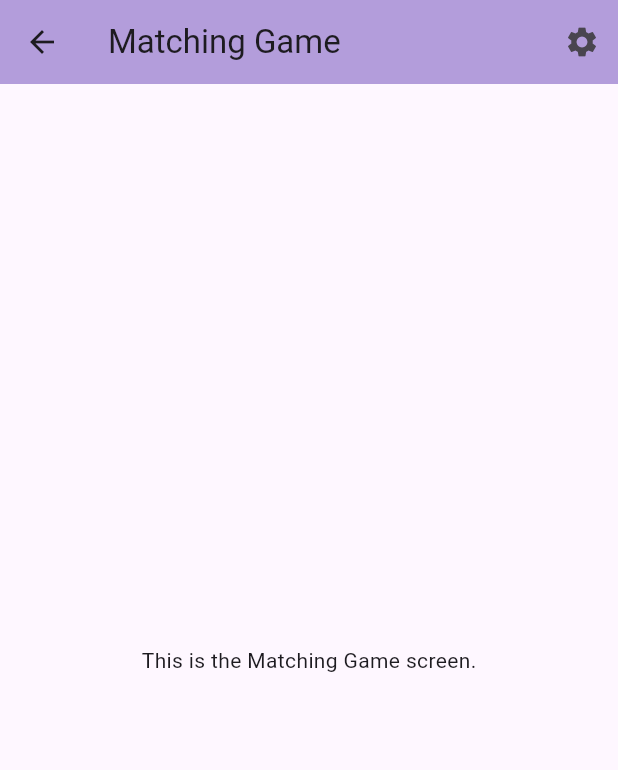
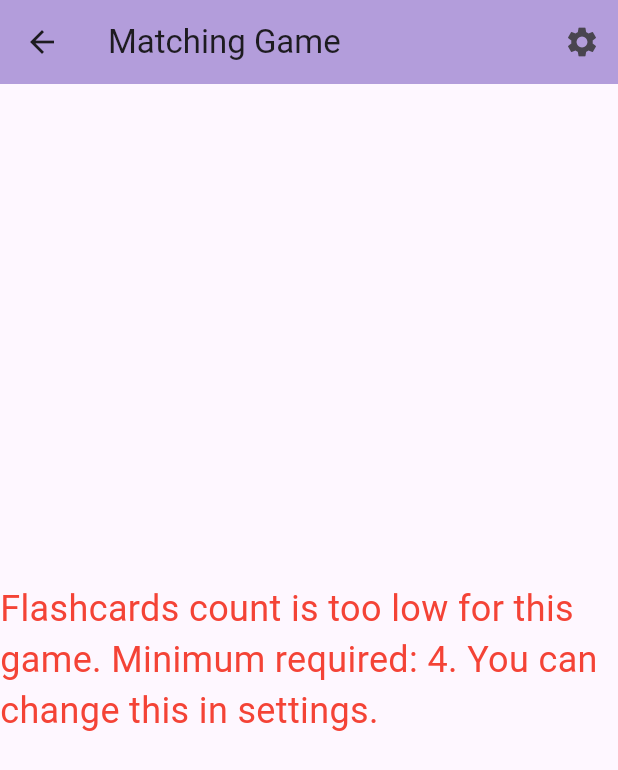
Before and after one commit to Koczek9/FlutterFlashcards, a Flutter app: the screen it shows after launch, after a tap on "Matching", on a phone screen of 412 x 824 dp. Shown: the top 770 px of the screen. Run offline on Flutter 3.47's test engine with Material 3 defaults, Android fonts, the phone set to English and light mode, and no system bars; our stand-ins replace flutter_riverpod.

Commit message:
Added matching game.

```diff
--- /dev/null
+++ b/flashcards_flutter/lib/models/matching_element.dart
@@ -0,0 +1,23 @@
+import 'package:flashcards_flutter/models/flashcard.dart';
+
+enum MatchingElementType { word, translation }
+
+class MatchingElement {
+  Flashcard flashcard;
+  bool isClicked;
+  bool isVanished;
+  MatchingElementType type;
+
+  MatchingElement({
+    required this.flashcard,
+    this.isClicked = false,
+    this.isVanished = false,
+    required this.type,
+  });
+
+  String get name {
+    return type == MatchingElementType.word
+        ? flashcard.word
+        : flashcard.translation;
+  }
+}
--- a/flashcards_flutter/lib/providers/flashcards_provider.dart
+++ b/flashcards_flutter/lib/providers/flashcards_provider.dart
@@ -120,6 +120,21 @@ class FlashcardsProvider extends StateNotifier<List<Flashcard>> {
   Flashcard get randomCard {
     return flashcards[_random.nextInt(flashcards.length)];
   }
+
+  List<Flashcard> randomCards(int count) {
+    List<Flashcard> selectedCards = [];
+    if (count > flashcards.length) {
+      return selectedCards;
+    }
+
+    while (selectedCards.length < count) {
+      Flashcard card = randomCard;
+      if (!selectedCards.contains(card)) {
+        selectedCards.add(card);
+      }
+    }
+    return selectedCards;
+  }
 }
 
 final flashcardsProvider =
--- a/flashcards_flutter/lib/screens/matching_game.dart
+++ b/flashcards_flutter/lib/screens/matching_game.dart
@@ -1,14 +1,145 @@
 import 'package:flutter/material.dart';
 import 'package:flashcards_flutter/widgets/flashcard_scaffold.dart';
+import 'package:flashcards_flutter/widgets/matching_button.dart';
+import 'package:flashcards_flutter/models/matching_element.dart';
+import 'package:flutter_riverpod/flutter_riverpod.dart';
+import 'package:flashcards_flutter/providers/flashcards_provider.dart';
+import 'package:flashcards_flutter/providers/settings_provider.dart';
+import 'package:flashcards_flutter/models/flashcard.dart';
 
-class MatchingGame extends StatelessWidget {
-  const MatchingGame({super.key});
+class MatchingGame extends ConsumerStatefulWidget {
+  MatchingGame({super.key, this.words});
+  List<MatchingElement>? words;
+  List<MatchingElement>? translations;
+
+  @override
+  ConsumerState<MatchingGame> createState() => _MatchingGameState();
+}
+
+class _MatchingGameState extends ConsumerState<MatchingGame> {
+  void onTap(MatchingElement element) {
+    setState(() {
+      // Select the clicked element and reset others
+      setClicked(element);
+      setVanished(element);
+    });
+  }
+
+  void setClicked(MatchingElement element) {
+    // Select the clicked element and reset others
+    List<MatchingElement> elements = element.type == MatchingElementType.word
+        ? widget.words!
+        : widget.translations!;
+
+    for (var e in elements) {
+      if (e.name == element.name) {
+        e.isClicked = true;
+      } else {
+        e.isClicked = false;
+      }
+    }
+  }
+
+  void setVanished(MatchingElement element) {
+    List<MatchingElement> mirrorElements =
+        element.type == MatchingElementType.word
+        ? widget.translations!
+        : widget.words!;
+
+    var mirrorElement = mirrorElements.firstWhere(
+      (e) => e.isClicked,
+      orElse: () => MatchingElement(
+        flashcard: Flashcard(word: "", usage: "", translation: ""),
+        type: element.type,
+      ),
+    );
+
+    if (mirrorElement.isClicked) {
+      if (mirrorElement.flashcard == element.flashcard) {
+        // If the clicked element matches the selected one, mark both as vanished
+        element.isVanished = true;
+        mirrorElement.isVanished = true;
+      }
+      // Reset clicked state either way
+      element.isClicked = false;
+      mirrorElement.isClicked = false;
+    }
+  }
 
   @override
   Widget build(BuildContext context) {
+    final currentSettings = ref.watch(settingsProvider);
+    final int optionCount = currentSettings.matchingOptionsCount;
+
+    if (widget.words == null ||
+        widget.words!.isEmpty ||
+        widget.words!.every((test) => test.isVanished == true)) {
+      List<Flashcard> possibleAnswers = ref
+          .read(flashcardsProvider.notifier)
+          .randomCards(optionCount);
+
+      widget.words = possibleAnswers
+          .map(
+            (flashcard) => MatchingElement(
+              flashcard: flashcard,
+              type: MatchingElementType.word,
+            ),
+          )
+          .toList();
+      widget.translations = possibleAnswers
+          .map(
+            (flashcard) => MatchingElement(
+              flashcard: flashcard,
+              type: MatchingElementType.translation,
+            ),
+          )
+          .toList();
+
+      // Shuffle one list, items were chosen randomly so shuffling one is enough
+      widget.translations!.shuffle();
+    }
+
+    if (widget.words == null || widget.words!.length < optionCount) {
+      return FlashcardScaffold(
+        title: 'Matching Game',
+        body: Center(
+          child: Text(
+            'Flashcards count is too low for this game. Minimum required: $optionCount. You can change this in settings.',
+            style: TextStyle(fontSize: 24, color: Colors.red),
+          ),
+        ),
+      );
+    }
+
     return FlashcardScaffold(
       title: 'Matching Game',
-      body: Center(child: Text('This is the Matching Game screen.')),
+      body: Center(
+        child: Row(
+          mainAxisAlignment: MainAxisAlignment.center,
+          children: [
+            Expanded(
+              child: Column(
+                mainAxisAlignment: MainAxisAlignment.center,
+                crossAxisAlignment: CrossAxisAlignment.stretch,
+                children: [
+                  for (var element in widget.words!)
+                    MatchingButton(element: element, onTap: onTap),
+                ],
+              ),
+            ),
+            Expanded(
+              child: Column(
+                mainAxisAlignment: MainAxisAlignment.center,
+                crossAxisAlignment: CrossAxisAlignment.stretch,
+                children: [
+                  for (var element in widget.translations!)
+                    MatchingButton(element: element, onTap: onTap),
+                ],
+              ),
+            ),
+          ],
+        ),
+      ),
     );
   }
 }
```
Also changed, not shown: flashcards_flutter/lib/screens/translation_game.dart (+4 -9 lines), flashcards_flutter/lib/widgets/matching_button.dart (added, +31 -0 lines).
